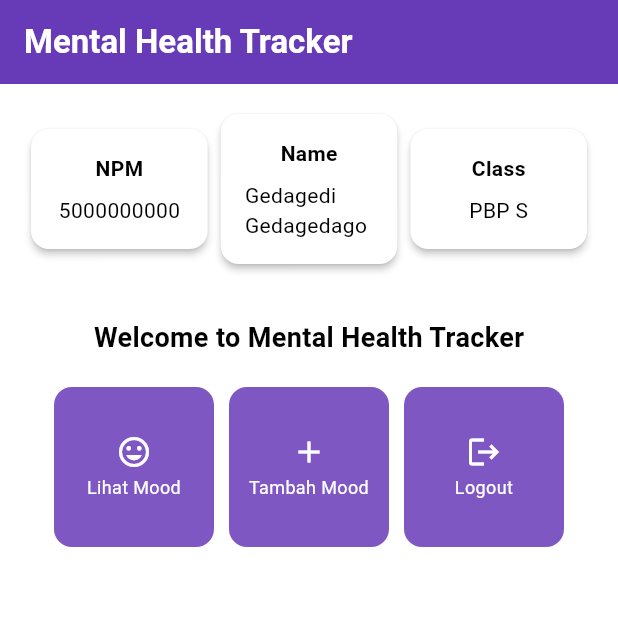
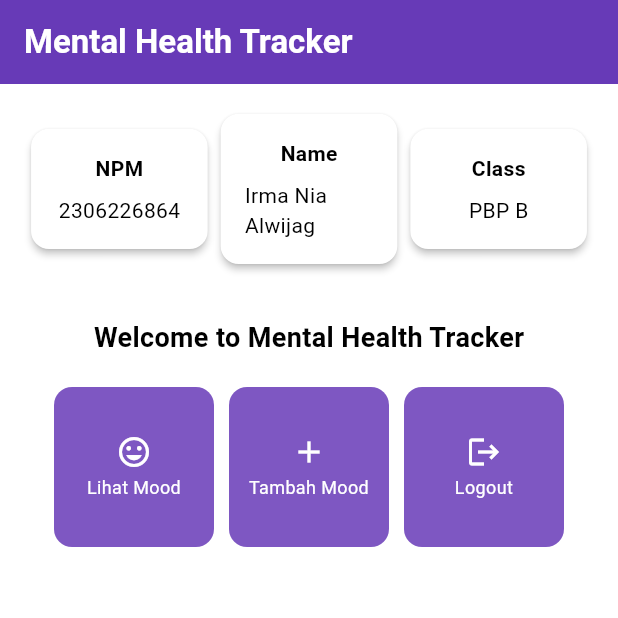
Before and after one commit to kishirinka/mental-health-tracker-mobile, a Flutter app: the screen it shows after launch, on a phone screen of 412 x 824 dp, the top half of it. Run offline on Flutter 3.47's test engine with Material 3 defaults, Android fonts, the phone set to English and light mode, and no system bars.

Commit message:
perbaiki eror

```diff
--- a/lib/menu.dart
+++ b/lib/menu.dart
@@ -1,9 +1,9 @@
 import 'package:flutter/material.dart';
 
 class MyHomePage extends StatelessWidget {
-  final String studentID = '5000000000';
-  final String name = 'Gedagedi Gedagedago';
-  final String className = 'PBP S';
+  final String studentID = '2306226864';
+  final String name = 'Irma Nia Alwijag';
+  final String className = 'PBP B';
 
   MyHomePage({super.key});
 
```
